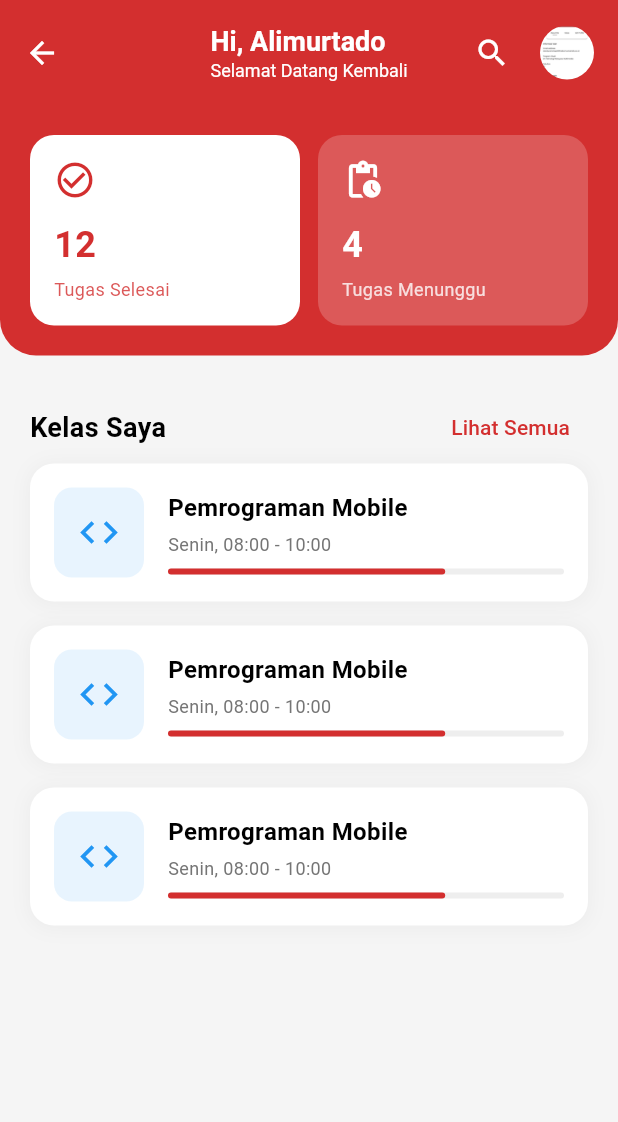
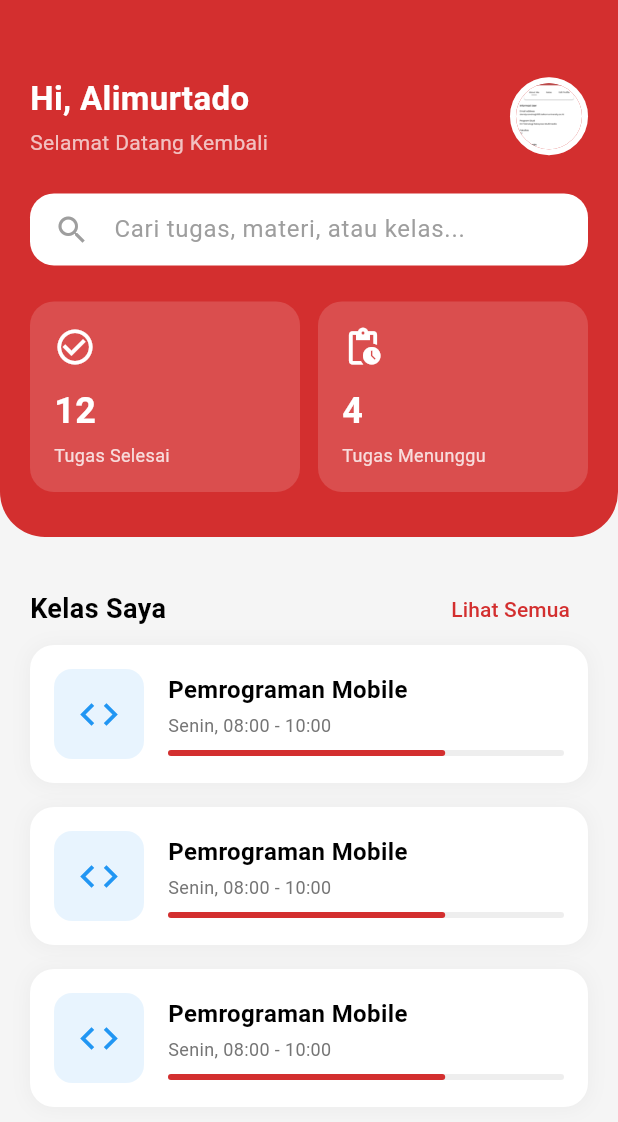
Before and after one commit to mohalimurtado/eduflow, a Flutter app: the HomeScreen screen opened directly, on a phone screen of 412 x 824 dp. Shown: the top 1122 px of the screen. Run offline on Flutter 3.47's test engine with Material 3 defaults, Android fonts, the phone set to English and light mode, and no system bars.

Commit message:
UI Upgrade: New Home Header with Search Bar and Stats Dashboard

```diff
--- a/lib/screens/home_screen.dart
+++ b/lib/screens/home_screen.dart
@@ -11,26 +11,47 @@ class HomeScreen extends StatelessWidget {
   Widget build(BuildContext context) {
     return Scaffold(
       backgroundColor: const Color(0xFFF5F5F5),
-      appBar: AppBar(
-        title: const Column(
+      body: SingleChildScrollView(
+        child: Column(
+          crossAxisAlignment: CrossAxisAlignment.start,
+          children: [
+            // Custom Header with Search
+            Container(
+              padding: const EdgeInsets.fromLTRB(20, 50, 20, 30),
+              decoration: const BoxDecoration(
+                color: AppColors.primary,
+                borderRadius: BorderRadius.only(
+                  bottomLeft: Radius.circular(30),
+                  bottomRight: Radius.circular(30),
+                ),
+              ),
+              child: Column(
+                children: [
+                  // Top Row: Greeting & Profile
+                  Row(
+                    mainAxisAlignment: MainAxisAlignment.spaceBetween,
+                    children: [
+                      const Column(
                         crossAxisAlignment: CrossAxisAlignment.start,
                         children: [
                           Text(
-              'Hi, Alimurtado', // Hardcoded for demo/snapshot
-              style: TextStyle(fontSize: 18, fontWeight: FontWeight.bold),
+                            'Hi, Alimurtado',
+                            style: TextStyle(
+                              fontSize: 22,
+                              fontWeight: FontWeight.bold,
+                              color: Colors.white,
                             ),
+                          ),
+                          SizedBox(height: 4),
                           Text(
                             'Selamat Datang Kembali',
-              style: TextStyle(fontSize: 12, fontWeight: FontWeight.normal),
+                            style: TextStyle(
+                              fontSize: 14,
+                              color: Colors.white70,
+                            ),
                           ),
                         ],
                       ),
-        actions: [
-          IconButton(
-            icon: const Icon(Icons.search),
-            onPressed: () {},
-          ),
-          const SizedBox(width: 8),
                       GestureDetector(
                         onTap: () {
                           Navigator.push(
@@ -38,33 +59,44 @@ class HomeScreen extends StatelessWidget {
                             MaterialPageRoute(builder: (context) => const ProfileScreen()),
                           );
                         },
+                        child: Container(
+                          padding: const EdgeInsets.all(2),
+                          decoration: BoxDecoration(
+                            color: Colors.white,
+                            shape: BoxShape.circle,
+                            border: Border.all(color: Colors.white.withOpacity(0.3), width: 2),
+                          ),
                           child: const CircleAvatar(
                             backgroundImage: AssetImage('assets/images/user_profile.png'),
-              radius: 18,
+                            radius: 22,
                           ),
                         ),
-          const SizedBox(width: 16),
+                      ),
                     ],
-        backgroundColor: AppColors.primary,
-        elevation: 0,
-        toolbarHeight: 70,
                   ),
-      body: SingleChildScrollView(
-        child: Column(
-          crossAxisAlignment: CrossAxisAlignment.start,
-          children: [
-            // Banner / Stats Section
+
+                  const SizedBox(height: 24),
+
+                  // Search Bar
                   Container(
-              padding: const EdgeInsets.all(20),
-              decoration: const BoxDecoration(
-                color: AppColors.primary,
-                borderRadius: BorderRadius.only(
-                  bottomLeft: Radius.circular(24),
-                  bottomRight: Radius.circular(24),
+                    padding: const EdgeInsets.symmetric(horizontal: 16),
+                    decoration: BoxDecoration(
+                      color: Colors.white,
+                      borderRadius: BorderRadius.circular(16),
+                    ),
+                    child: const TextField(
+                      decoration: InputDecoration(
+                        icon: Icon(Icons.search, color: Colors.grey),
+                        hintText: 'Cari tugas, materi, atau kelas...',
+                        border: InputBorder.none,
+                        hintStyle: TextStyle(color: Colors.grey),
                       ),
                     ),
-              child: Column(
-                children: [
+                  ),
+
+                  const SizedBox(height: 24),
+
+                  // Stats Row
                   Row(
                     children: [
                       Expanded(
@@ -72,8 +104,8 @@ class HomeScreen extends StatelessWidget {
                           icon: Icons.check_circle_outline,
                           label: 'Tugas Selesai',
                           value: '12',
-                          color: Colors.white,
-                          textColor: AppColors.primary,
+                          color: Colors.white.withOpacity(0.15),
+                          textColor: Colors.white,
                         ),
                       ),
                       const SizedBox(width: 12),
@@ -82,7 +114,7 @@ class HomeScreen extends StatelessWidget {
                           icon: Icons.pending_actions,
                           label: 'Tugas Menunggu',
                           value: '4',
-                          color: Colors.white.withOpacity(0.2),
+                          color: Colors.white.withOpacity(0.15),
                           textColor: Colors.white,
                         ),
                       ),
```
Lines whose indentation alone changed are shown as unchanged.
